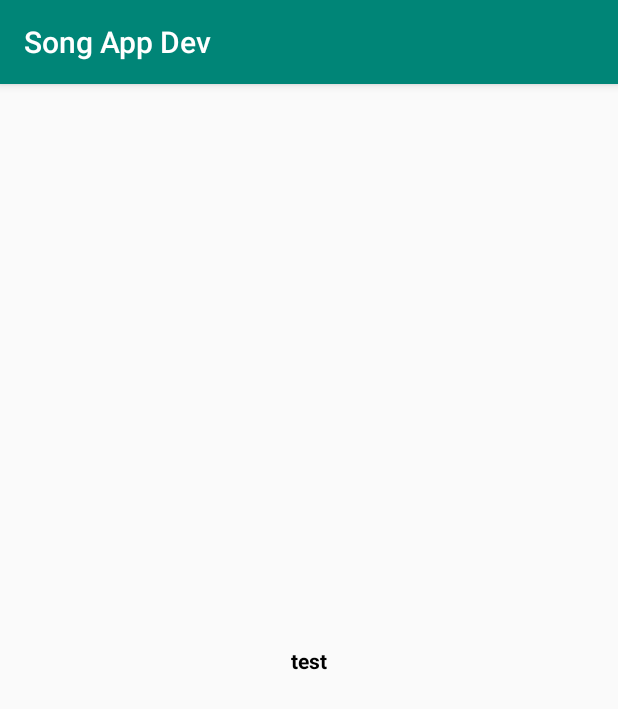
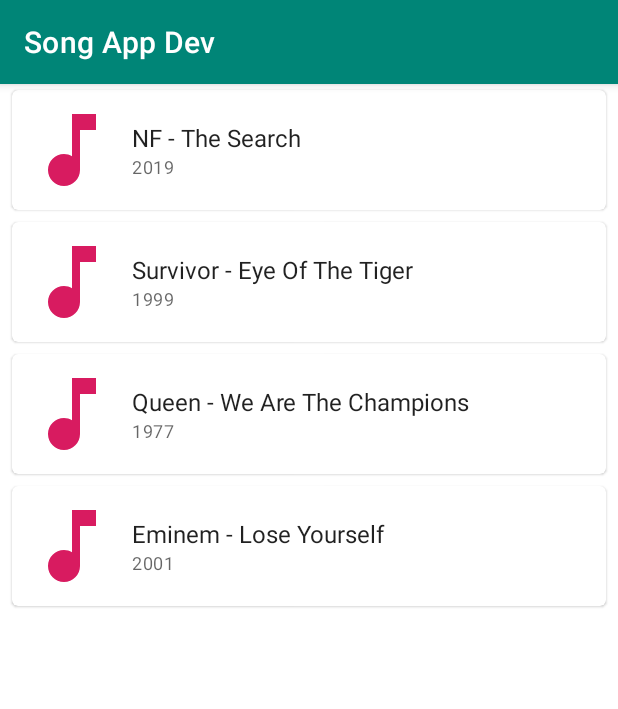
Before and after one commit to tomaszczart/SongApp, an Android app: the screen it shows after launch (SongsActivity), on a phone screen of 412 x 824 dp. Shown: the top 709 px of the screen. Run offline under Robolectric (Android 15) with nearby library versions, the phone set to English and light mode, and no system bars; our stand-ins replace Dagger/Hilt's generated code, Timber, data binding; 1 statement that could not run was skipped.

Commit message:
Added recycler view for displaying songs list. New binding adapter to display numbers easier. Added song item class.

```diff
--- /dev/null
+++ b/app/src/main/java/com/tooploox/songapp/bindingAdapters/BindingAdapters.kt
@@ -0,0 +1,27 @@
+package com.tooploox.songapp.bindingAdapters
+
+import android.view.View
+import android.widget.TextView
+import androidx.databinding.BindingAdapter
+
+object BindingAdapters {
+
+    /**
+     * Set visibility of the view by Boolean value.
+     */
+    @JvmStatic
+    @BindingAdapter("visible")
+    fun setVisibility(view: View, visible: Boolean) {
+        view.visibility = if (visible) View.VISIBLE else View.GONE
+    }
+
+    /**
+     * Set visibility of the view by Boolean value.
+     */
+    @JvmStatic
+    @BindingAdapter("numberAsText")
+    fun setNumberAsText(view: TextView, number: Number) {
+        view.text = number.toString()
+    }
+
+}
--- a/app/src/main/java/com/tooploox/songapp/songsScreen/SongsActivity.kt
+++ b/app/src/main/java/com/tooploox/songapp/songsScreen/SongsActivity.kt
@@ -4,12 +4,13 @@ import android.os.Bundle
 import androidx.databinding.DataBindingUtil
 import androidx.lifecycle.Observer
 import androidx.lifecycle.ViewModelProviders
+import androidx.recyclerview.widget.LinearLayoutManager
 import com.tooploox.songapp.R
 import com.tooploox.songapp.common.BaseActivity
 import com.tooploox.songapp.databinding.ActivitySongsBinding
+import com.tooploox.songapp.songsScreen.recyclerView.SongsListAdapter
 import com.tooploox.songapp.songsScreen.viewModel.SongsActivityViewModel
 import com.tooploox.songapp.songsScreen.viewModel.SongsActivityViewModelFactory
-import timber.log.Timber
 import javax.inject.Inject
 
 class SongsActivity : BaseActivity() {
@@ -24,12 +25,24 @@ class SongsActivity : BaseActivity() {
         super.onCreate(savedInstanceState)
         binding = DataBindingUtil.setContentView(this, R.layout.activity_songs)
 
-        songsActivityViewModel = ViewModelProviders.of(this, songsActivityViewModelFactory).get(SongsActivityViewModel::class.java)
+        songsActivityViewModel =
+            ViewModelProviders.of(this, songsActivityViewModelFactory).get(SongsActivityViewModel::class.java)
+
+        val songsListAdapter = SongsListAdapter(this)
 
         binding.apply {
             lifecycleOwner = this@SongsActivity
             viewModel = songsActivityViewModel
+            songsList.apply {
+                setHasFixedSize(true)
+                layoutManager = LinearLayoutManager(context)
+                adapter = songsListAdapter
+            }
         }
+
+        songsActivityViewModel.songsList.observe(this, Observer {
+            songsListAdapter.submitList(it)
+        })
 
     }
 }
--- a/app/src/main/java/com/tooploox/songapp/network/models/SongItem.kt
+++ b/app/src/main/java/com/tooploox/songapp/songsScreen/recyclerView/SongItem.kt
@@ -1,4 +1,4 @@
-package com.tooploox.songapp.network.models
+package com.tooploox.songapp.songsScreen.recyclerView
 
 /**
  * Item that will be displayed on the songs list.
--- /dev/null
+++ b/app/src/main/java/com/tooploox/songapp/songsScreen/recyclerView/SongsListAdapter.kt
@@ -0,0 +1,39 @@
+package com.tooploox.songapp.songsScreen.recyclerView
+
+import android.content.Context
+import android.view.LayoutInflater
+import android.view.ViewGroup
+import androidx.recyclerview.widget.DiffUtil
+import androidx.recyclerview.widget.ListAdapter
+import androidx.recyclerview.widget.RecyclerView
+import com.tooploox.songapp.databinding.SongsListItemBinding
+
+class SongsListAdapter(context: Context) : ListAdapter<SongItem, SongsListAdapter.MyViewHolder>(
+    object : DiffUtil.ItemCallback<SongItem>() {
+        override fun areContentsTheSame(oldItem: SongItem, newItem: SongItem): Boolean {
+            return oldItem.artist == newItem.artist && oldItem.title == newItem.title && oldItem.releaseYear == newItem.releaseYear
+        }
+
+        override fun areItemsTheSame(oldItem: SongItem, newItem: SongItem): Boolean =
+            oldItem.artist == newItem.artist && oldItem.title == newItem.title
+    }
+) {
+
+    private val inflater: LayoutInflater = LayoutInflater.from(context)
+
+    override fun onCreateViewHolder(parent: ViewGroup, viewType: Int): MyViewHolder {
+        val binding = SongsListItemBinding.inflate(inflater, parent, false)
+        return MyViewHolder(binding)
+    }
+
+    override fun onBindViewHolder(holder: MyViewHolder, position: Int) {
+        holder.bind(getItem(position))
+    }
+
+    inner class MyViewHolder(private val binding: SongsListItemBinding) : RecyclerView.ViewHolder(binding.root) {
+        fun bind(songItem: SongItem) {
+            binding.song = songItem
+        }
+    }
+
+}
--- a/app/src/main/java/com/tooploox/songapp/songsScreen/viewModel/SongsActivityViewModel.kt
+++ b/app/src/main/java/com/tooploox/songapp/songsScreen/viewModel/SongsActivityViewModel.kt
@@ -3,14 +3,20 @@ package com.tooploox.songapp.songsScreen.viewModel
 import android.app.Application
 import androidx.lifecycle.AndroidViewModel
 import androidx.lifecycle.MutableLiveData
+import com.tooploox.songapp.songsScreen.recyclerView.SongItem
 import javax.inject.Inject
 
 class SongsActivityViewModel @Inject constructor(app: Application) : AndroidViewModel(app) {
 
-    val testData = MutableLiveData<String>()
+    val songsList = MutableLiveData<List<SongItem>>()
 
     init {
-        testData.value = "test"
+        songsList.value = listOf(
+            SongItem("NF", "The Search", 2019),
+            SongItem("Survivor", "Eye Of The Tiger", 1999),
+            SongItem("Queen", "We Are The Champions", 1977),
+            SongItem("Eminem", "Lose Yourself", 2001)
+        )
     }
 
 }
--- a/app/src/main/res/drawable/ic_music_note_24dp.xml
+++ b/app/src/main/res/drawable/ic_music_note_24dp.xml
@@ -4,6 +4,6 @@
         android:viewportWidth="24.0"
         android:viewportHeight="24.0">
     <path
-        android:fillColor="#2196F3"
+        android:fillColor="@color/colorAccent"
         android:pathData="M12,3v10.55c-0.59,-0.34 -1.27,-0.55 -2,-0.55 -2.21,0 -4,1.79 -4,4s1.79,4 4,4 4,-1.79 4,-4V7h4V3h-6z"/>
 </vector>
--- a/app/src/main/res/layout/activity_songs.xml
+++ b/app/src/main/res/layout/activity_songs.xml
@@ -1,5 +1,5 @@
 <?xml version="1.0" encoding="utf-8"?>
-<layout xmlns:tools="http://schemas.android.com/tools"
+<layout
         xmlns:app="http://schemas.android.com/apk/res-auto"
         xmlns:android="http://schemas.android.com/apk/res/android">
 
@@ -12,22 +12,26 @@
             android:layout_width="match_parent"
             android:layout_height="match_parent">
 
-        <TextView
+        <androidx.recyclerview.widget.RecyclerView
+                android:id="@+id/songsList"
                 android:layout_width="match_parent"
-                android:layout_height="wrap_content"
-                android:text="@{viewModel.testData}"
-                android:layout_marginBottom="8dp"
-                app:layout_constraintBottom_toBottomOf="parent"
-                android:layout_marginTop="8dp"
+                android:layout_height="match_parent"
                 app:layout_constraintTop_toTopOf="parent"
                 app:layout_constraintStart_toStartOf="parent"
-                android:layout_marginStart="8dp"
+                app:layout_constraintBottom_toBottomOf="parent"
                 app:layout_constraintEnd_toEndOf="parent"
-                android:layout_marginEnd="8dp"
-                android:textColor="#000"
-                tools:text="test"
-                android:textStyle="bold"
-                android:textAlignment="center"/>
+                app:visible="@{!viewModel.songsList.isEmpty()}"/>
+
+        <TextView
+                app:visible="@{viewModel.songsList == null || viewModel.songsList.isEmpty()}"
+                android:layout_width="wrap_content"
+                android:layout_height="wrap_content"
+                android:text="@string/nothing_to_show"
+                app:layout_constraintBottom_toBottomOf="parent"
+                app:layout_constraintTop_toTopOf="parent"
+                app:layout_constraintEnd_toEndOf="parent"
+                app:layout_constraintStart_toStartOf="parent"
+                android:textAppearance="@style/TextAppearance.MaterialComponents.Subtitle1"/>
 
     </androidx.constraintlayout.widget.ConstraintLayout>
 
--- a/app/src/main/res/layout/songs_list_item.xml
+++ b/app/src/main/res/layout/songs_list_item.xml
@@ -4,13 +4,15 @@
         xmlns:tools="http://schemas.android.com/tools">
 
     <data>
-
         <variable name="song"
-                  type="com.tooploox.songapp.network.models.SongItem"/>
-
+                  type="com.tooploox.songapp.songsScreen.recyclerView.SongItem"/>
     </data>
 
     <com.google.android.material.card.MaterialCardView
+            android:layout_marginTop="4dp"
+            android:layout_marginBottom="4dp"
+            android:layout_marginStart="8dp"
+            android:layout_marginEnd="8dp"
             android:layout_width="match_parent"
             android:layout_height="wrap_content">
 
@@ -44,22 +46,22 @@
 
                 <TextView
                         tools:text="NF - The Search"
-                        android:text="@{song.artist + `-` + song.title}"
+                        android:text="@{song.artist + ` - ` + song.title}"
                         android:layout_width="wrap_content"
                         android:layout_height="wrap_content"
                         android:id="@+id/artistTextView"
-                        android:textAppearance="@style/TextAppearance.MaterialComponents.Headline6"/>
+                        android:textAppearance="@style/TextAppearance.MaterialComponents.Headline5"
+                        android:textSize="16sp"/>
 
                 <TextView
                         tools:text="2019"
-                        android:text="@{song.releaseYear}"
+                        app:numberAsText="@{song.releaseYear}"
                         android:layout_width="wrap_content"
                         android:layout_height="wrap_content"
                         android:id="@+id/releaseYearTextView"
                         android:textAppearance="@style/TextAppearance.MaterialComponents.Caption"/>
             </LinearLayout>
 
-
         </androidx.constraintlayout.widget.ConstraintLayout>
 
     </com.google.android.material.card.MaterialCardView>
--- a/app/src/main/res/values/strings.xml
+++ b/app/src/main/res/values/strings.xml
@@ -1,3 +1,4 @@
 <resources>
     <string name="album_cover">Album Cover</string>
+    <string name="nothing_to_show">Nothing to show...</string>
 </resources>
--- a/app/src/main/res/values/styles.xml
+++ b/app/src/main/res/values/styles.xml
@@ -1,7 +1,7 @@
 <resources>
 
     <!-- Base application theme. -->
-    <style name="AppTheme" parent="Theme.AppCompat.Light.DarkActionBar">
+    <style name="AppTheme" parent="Theme.MaterialComponents.Light.DarkActionBar">
         <!-- Customize your theme here. -->
         <item name="colorPrimary">@color/colorPrimary</item>
         <item name="colorPrimaryDark">@color/colorPrimaryDark</item>
```
